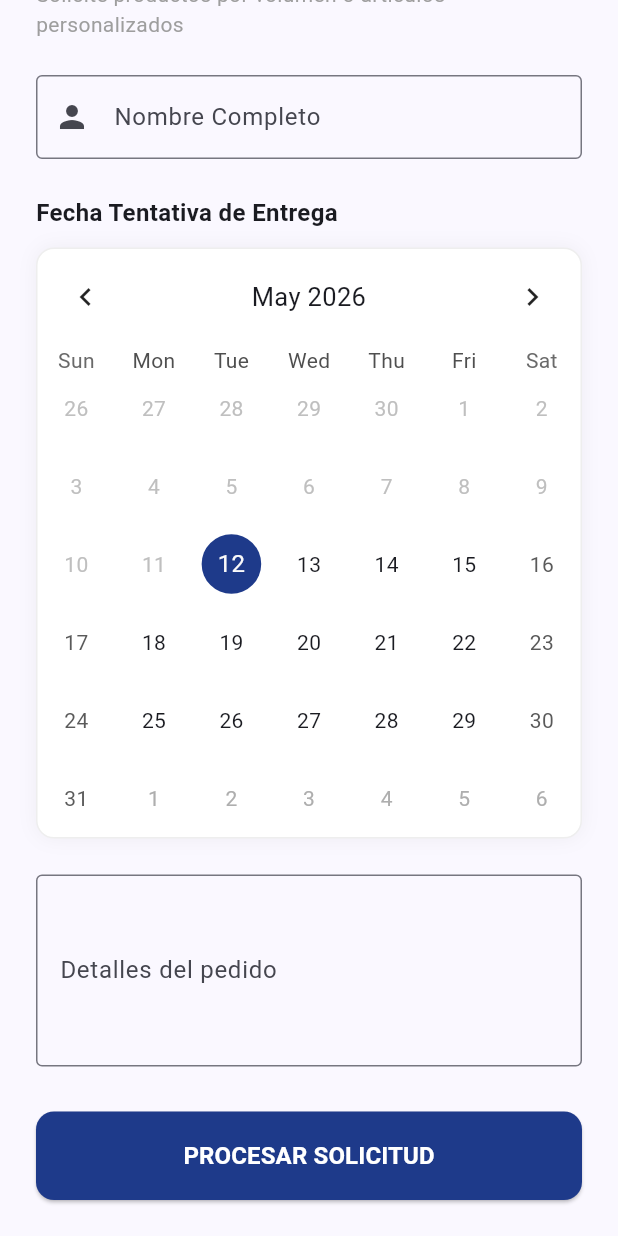
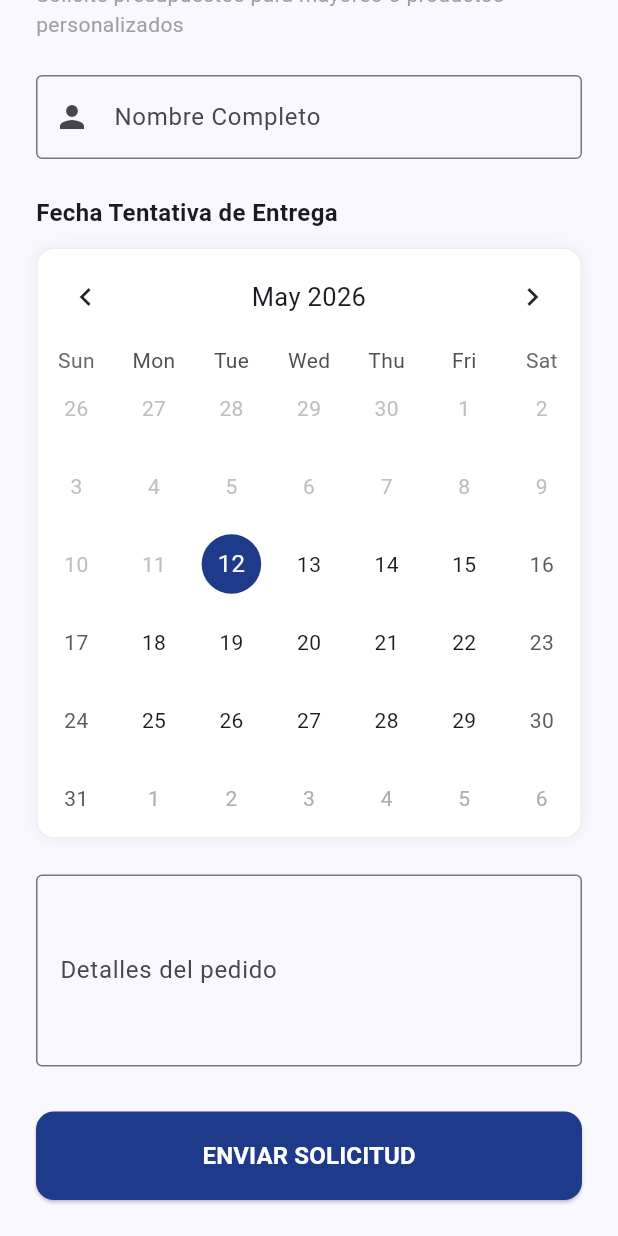
Before and after one commit to UrielFonseca/cashaclin, a Flutter app: the CustomOrderPage widget shown alone on an empty page, opened directly, scrolled down 72 dp, on a phone screen of 412 x 824 dp. Run offline on Flutter 3.47's test engine with Material 3 defaults, Android fonts, the light colour scheme and no system bars; drawn by our look-alikes of table_calendar; our stand-ins replace fl_chart, shared_preferences, sqflite; accounts and stored records are empty; network calls fail.

Commit message:
Funcionando todo

```diff
--- a/lib/Pantallas/custumers/custom_order.dart
+++ b/lib/Pantallas/custumers/custom_order.dart
@@ -2,11 +2,9 @@ import 'package:flutter/material.dart';
 import 'package:table_calendar/table_calendar.dart';
 import '../../repositories/sale_repository.dart';
 
-/*
-  Pantalla de Pedido Especial:
-  Permite a los usuarios realizar solicitudes de productos personalizados o compras por volumen.
-  Incluye validación de formulario y un calendario interactivo para definir la fecha de entrega.
-*/
+/// Pantalla de Pedido Especial:
+/// Permite a los usuarios realizar solicitudes de productos personalizados o compras por volumen.
+/// Incluye validación de formulario y un calendario interactivo para definir la fecha de entrega.
 class CustomOrderPage extends StatefulWidget {
   const CustomOrderPage({super.key});
 
@@ -32,27 +30,23 @@ class _CustomOrderPageState extends State<CustomOrderPage> {
     _selectedDay = _focusedDay;
   }
 
-  /*
-    Lógica de envío de solicitud:
-    1. Valida los campos obligatorios del formulario.
-    2. Asegura la selección de una fecha válida.
-    3. Registra el pedido en el servidor como tipo 'especial'.
-  */
+  /// Envía la solicitud de pedido especial al servidor.
+  /// Valida los campos obligatorios y asegura la selección de una fecha.
   void _sendRequest() async {
     if (!_formKey.currentState!.validate()) return;
     if (_selectedDay == null) {
       ScaffoldMessenger.of(context).showSnackBar(
-          const SnackBar(content: Text("Error: Seleccione una fecha en el calendario")));
+          const SnackBar(content: Text("Error: Por favor selecciona una fecha en el calendario")));
       return;
     }
 
     setState(() => _isLoading = true);
     try {
-      // Sincronización con el servidor mediante el repositorio de ventas.
+      // Envío de la transacción al backend.
       await _repository.createSale({
         'customerName': nameCtrl.text,
         'comment': commentCtrl.text,
-        'total': 0.0, // El monto final será asignado por el administrador.
+        'total': 0.0, // El monto final será determinado por el administrador.
         'type': 'especial',
         'status': 'Esperando aprobación',
         'date': _selectedDay!.toIso8601String(),
@@ -64,9 +58,9 @@ class _CustomOrderPageState extends State<CustomOrderPage> {
 
       if (mounted) {
         ScaffoldMessenger.of(context).showSnackBar(
-            const SnackBar(content: Text("Éxito: Solicitud enviada correctamente")));
+            const SnackBar(content: Text("Exito: Solicitud enviada correctamente")));
 
-        // Reinicio de los controladores tras el envío exitoso.
+        // Limpieza del formulario tras el éxito.
         nameCtrl.clear();
         commentCtrl.clear();
         setState(() {
@@ -77,7 +71,7 @@ class _CustomOrderPageState extends State<CustomOrderPage> {
     } catch (e) {
       if (mounted) {
         ScaffoldMessenger.of(context).showSnackBar(
-            const SnackBar(content: Text("Error: No se pudo procesar la solicitud")));
+            const SnackBar(content: Text("Error: No se pudo enviar la solicitud")));
       }
     } finally {
       if (mounted) setState(() => _isLoading = false);
@@ -98,10 +92,11 @@ class _CustomOrderPageState extends State<CustomOrderPage> {
                     fontSize: 24,
                     fontWeight: FontWeight.bold,
                     color: Color(0xFF1E3A8A))),
-            const Text("Solicite productos por volumen o artículos personalizados", style: TextStyle(color: Colors.grey)),
+            const Text("Solicite presupuestos para mayoreo o productos personalizados",
+                style: TextStyle(color: Colors.grey)),
             const SizedBox(height: 24),
 
-            // Entrada de datos para el nombre del solicitante.
+            // Campo para el nombre completo del solicitante.
             TextFormField(
                 controller: nameCtrl,
                 decoration: const InputDecoration(
@@ -116,7 +111,7 @@ class _CustomOrderPageState extends State<CustomOrderPage> {
                 style: TextStyle(fontWeight: FontWeight.bold, fontSize: 16)),
             const SizedBox(height: 12),
 
-            // Componente de calendario para selección de fecha operativa.
+            // Componente de calendario para selección de fecha.
             Container(
               decoration: BoxDecoration(
                 color: Colors.white,
@@ -133,6 +128,7 @@ class _CustomOrderPageState extends State<CustomOrderPage> {
                   formatButtonVisible: false,
                   titleCentered: true,
                 ),
+                availableGestures: AvailableGestures.all,
                 selectedDayPredicate: (day) => isSameDay(_selectedDay, day),
                 onDaySelected: (selectedDay, focusedDay) {
                   setState(() {
@@ -148,18 +144,18 @@ class _CustomOrderPageState extends State<CustomOrderPage> {
             ),
 
             const SizedBox(height: 24),
-            // Área de texto para detalles de la solicitud.
+            // Área de texto para detalles del pedido.
             TextFormField(
                 controller: commentCtrl,
                 maxLines: 4,
                 decoration: const InputDecoration(
                     labelText: "Detalles del pedido",
-                    hintText: "Especifique artículos, cantidades y requerimientos...",
+                    hintText: "Describa los productos y cantidades requeridas",
                     border: OutlineInputBorder()),
-                validator: (v) => v!.isEmpty ? "Por favor proporcione detalles" : null),
+                validator: (v) => v!.isEmpty ? "Por favor proporcione los detalles de su solicitud" : null),
 
             const SizedBox(height: 30),
-            // Botón de procesamiento de solicitud.
+            // Botón de acción para procesar la solicitud.
             SizedBox(
               width: double.infinity,
               child: ElevatedButton(
@@ -171,7 +167,8 @@ class _CustomOrderPageState extends State<CustomOrderPage> {
                 ),
                 child: _isLoading
                     ? const SizedBox(height: 20, width: 20, child: CircularProgressIndicator(color: Colors.white, strokeWidth: 2))
-                    : const Text("PROCESAR SOLICITUD", style: TextStyle(color: Colors.white, fontWeight: FontWeight.bold, fontSize: 16)),
+                    : const Text("ENVIAR SOLICITUD",
+                        style: TextStyle(color: Colors.white, fontWeight: FontWeight.bold, fontSize: 16)),
               ),
             )
           ],
```
Also changed, not shown: 1 other file.
